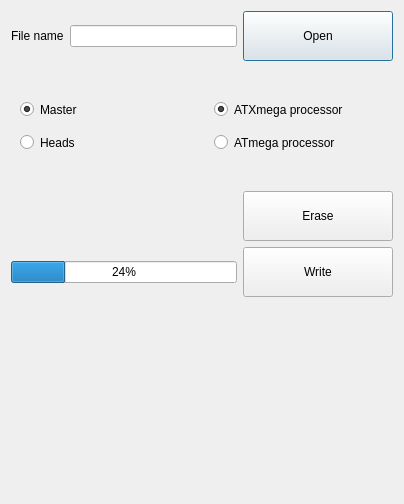
This is reprogramdialog.ui in mishkoLitvin/L_Aries-progect as Qt 5 draws it before an edit. The edited form follows.
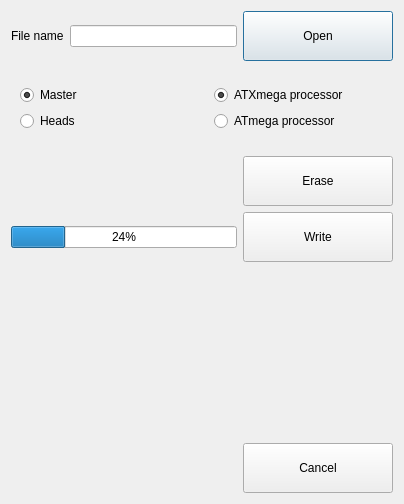
This is the edited form.

Patch:
```diff
--- a/reprogramdialog.ui
+++ b/reprogramdialog.ui
@@ -13,7 +13,7 @@
   <property name="windowTitle">
    <string>Dialog</string>
   </property>
-  <layout class="QVBoxLayout" name="verticalLayout_3" stretch="2,1,4,1,2,2,10">
+  <layout class="QVBoxLayout" name="verticalLayout_3">
    <item>
     <layout class="QHBoxLayout" name="horizontalLayout">
      <item>
@@ -232,6 +232,36 @@
      </property>
     </spacer>
    </item>
+   <item>
+    <layout class="QHBoxLayout" name="horizontalLayout_6">
+     <item>
+      <spacer name="horizontalSpacer_2">
+       <property name="orientation">
+        <enum>Qt::Horizontal</enum>
+       </property>
+       <property name="sizeHint" stdset="0">
+        <size>
+         <width>40</width>
+         <height>20</height>
+        </size>
+       </property>
+      </spacer>
+     </item>
+     <item>
+      <widget class="QPushButton" name="pushButtonCancel">
+       <property name="minimumSize">
+        <size>
+         <width>150</width>
+         <height>50</height>
+        </size>
+       </property>
+       <property name="text">
+        <string>Cancel</string>
+       </property>
+      </widget>
+     </item>
+    </layout>
+   </item>
   </layout>
  </widget>
  <resources/>
```
